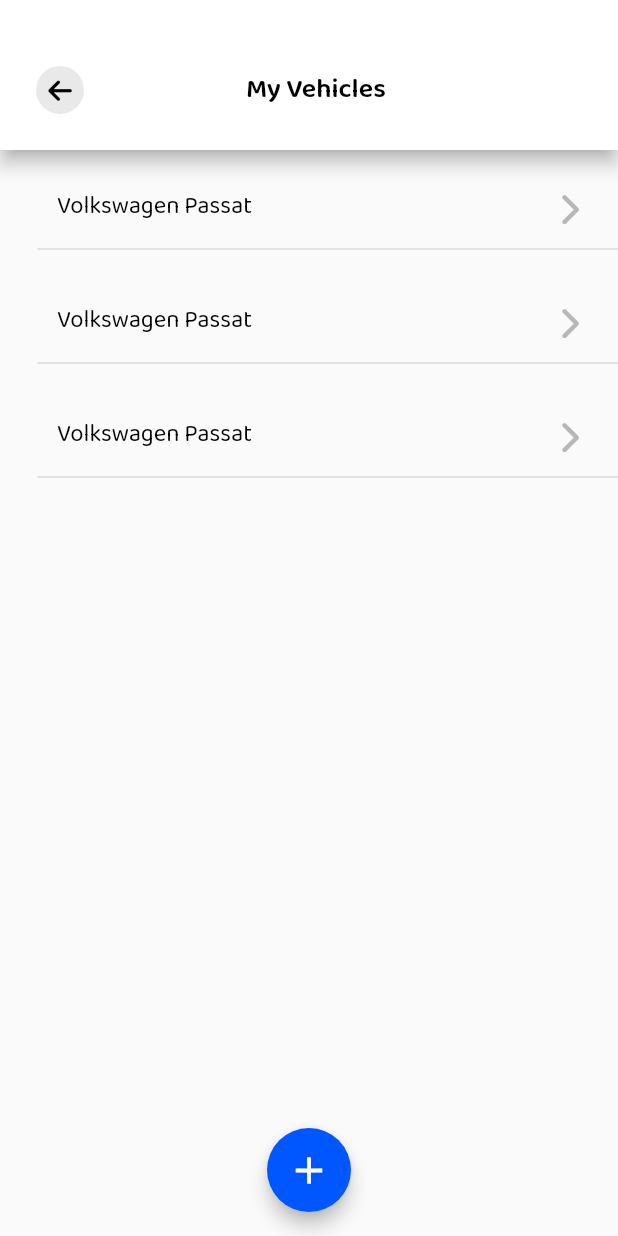
After one commit to Lucki-Media/Flutter-Pinolo, a Flutter app: the MyVehicles screen opened directly, on a phone screen of 412 x 824 dp. The commit adds this screen. Run offline on Flutter 3.47's test engine with Material 2 defaults, Android fonts, the phone set to English and light mode, and no system bars; our stand-ins replace flutter_colorpicker, flutter_rating_bar, font_awesome_flutter, google_maps_flutter, intl_phone_field, intro_slider and 2 more; missing offline and left inert: flutter_google_places_hoc081098, google_api_headers, google_maps_webservice.

Commit message:
my vehicle page, edit vehicle info page

```diff
--- /dev/null
+++ b/lib/src/ui/my_vehicles.dart
@@ -0,0 +1,140 @@
+import 'package:flutter/material.dart';
+import 'package:font_awesome_flutter/font_awesome_flutter.dart';
+import 'package:pinolo/src/ui/edit_vehicle_info.dart';
+import 'package:pinolo/src/utils/app_colors.dart';
+import 'package:pinolo/src/utils/strings.dart';
+class MyVehicles extends StatefulWidget {
+  const MyVehicles({Key? key}) : super(key: key);
+
+  @override
+  State<MyVehicles> createState() => _MyVehiclesState();
+}
+
+class _MyVehiclesState extends State<MyVehicles> {
+  @override
+  Widget build(BuildContext context) {
+    return Scaffold(
+      appBar: AppBar(
+        toolbarHeight: 100.0,
+        shadowColor: AppColors.kShadowGrey,
+        automaticallyImplyLeading: false,
+        elevation: 5,
+        backgroundColor: AppColors.kWhite,
+        //foregroundColor: AppColors.kBlue,
+        //centerTitle: true,
+        title: Padding(
+          padding: const EdgeInsets.only(top: 20.0),
+          child: Row(
+            children: [
+              IconButton(
+                onPressed: () {
+                  Navigator.of(context).pop();
+                },
+                icon: CircleAvatar(
+                  backgroundColor: AppColors.kGrey,
+                  child: Icon(
+                    FontAwesomeIcons.arrowLeft,
+                    color: AppColors.kBlack,
+                    size: 18,
+                  ),
+                ),
+              ),
+              SizedBox(
+                width: 100,
+              ),
+              const Text(
+                Strings.kMyVehicles,
+                style: TextStyle(
+                  fontSize: 18,
+                  color: AppColors.kBlack,
+                  fontFamily: 'Baloo2SemiBold',
+                ),
+              ),
+            ],
+          ),
+        ),
+      ),
+      body: Stack(
+        children: [
+          ListView.builder(
+              itemCount: 3,
+              itemBuilder: (BuildContext context, int index) {
+                return GestureDetector(
+                  onTap: () {
+                    Navigator.push(
+                      context,
+                      MaterialPageRoute(
+                          builder: (context) => EditVehicleInfo()),
+                    );
+                  },
+                  child: Column(
+                    children: [
+                      Padding(
+                        padding: const EdgeInsets.only(
+                            left: 18.0, top: 25, right: 22, bottom: 5),
+                        child: Row(
+                          mainAxisAlignment: MainAxisAlignment.spaceBetween,
+                          crossAxisAlignment: CrossAxisAlignment.end,
+                          children: [
+                            Padding(
+                              padding: const EdgeInsets.only(left: 20),
+                              child: Text(
+                                'Volkswagen Passat',
+                                style: TextStyle(
+                                    color: AppColors.kBlack,
+                                    fontFamily: 'Baloo2Regular',
+                                    fontSize: 16),
+                              ),
+                            ),
+                            GestureDetector(
+                                onTap: () {
+                                  Navigator.push(
+                                    context,
+                                    MaterialPageRoute(
+                                        builder: (context) =>
+                                            EditVehicleInfo()),
+                                  );
+                                },
+                                child: Icon(
+                                  FontAwesomeIcons.chevronRight,
+                                  size: 22,
+                                  color: AppColors.kShadowGrey,
+                                )),
+                          ],
+                        ),
+                      ),
+                      Divider(
+                        color: AppColors.kDividerGrey, //color of divider
+                        height: 20, //height spacing of divider
+                        thickness: 1, //thickness of divier line
+                        indent: 25, //spacing at the start of divider
+                        //endIndent: 25, //spacing at the end of divider
+                      )
+                    ],
+                  ),
+                );
+              }),
+          // Positioned(
+          //   bottom: 30,
+          //     child: Text(
+          //       Strings.kMyVehicles,
+          //       style: TextStyle(
+          //         fontSize: 18,
+          //         color: AppColors.kBlack,
+          //         fontFamily: 'Baloo2SemiBold',
+          //       ),
+          //     ),)
+        ],
+      ),
+      floatingActionButton: FloatingActionButton(
+        onPressed: () {},
+        child: Icon(Icons.add, color: Colors.white, size: 30,),
+        backgroundColor: AppColors.kBlue,
+        //tooltip: '',
+        elevation: 5,
+        splashColor: Colors.grey,
+      ),
+      floatingActionButtonLocation: FloatingActionButtonLocation.centerFloat,
+    );
+  }
+}
```
Also changed, not shown: lib/src/ui/edit_vehicle_info.dart (added, +231 -0 lines), lib/src/ui/main_map.dart (+14 -5 lines).
